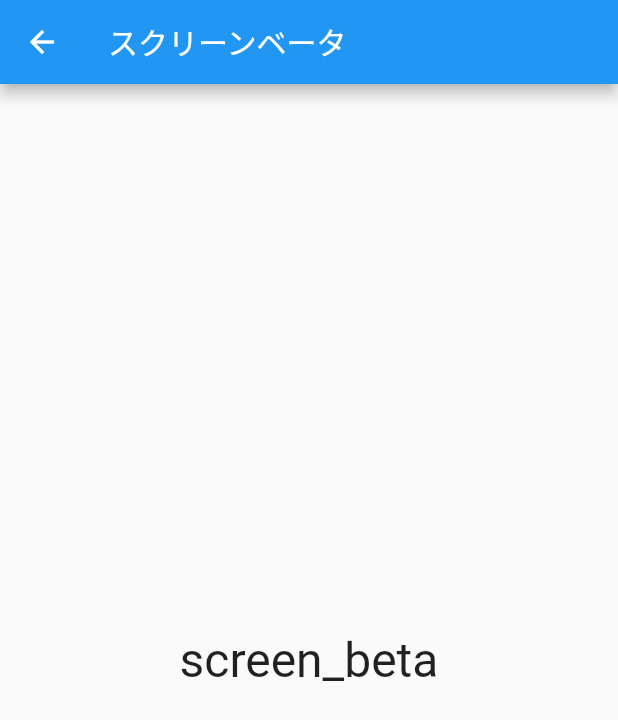
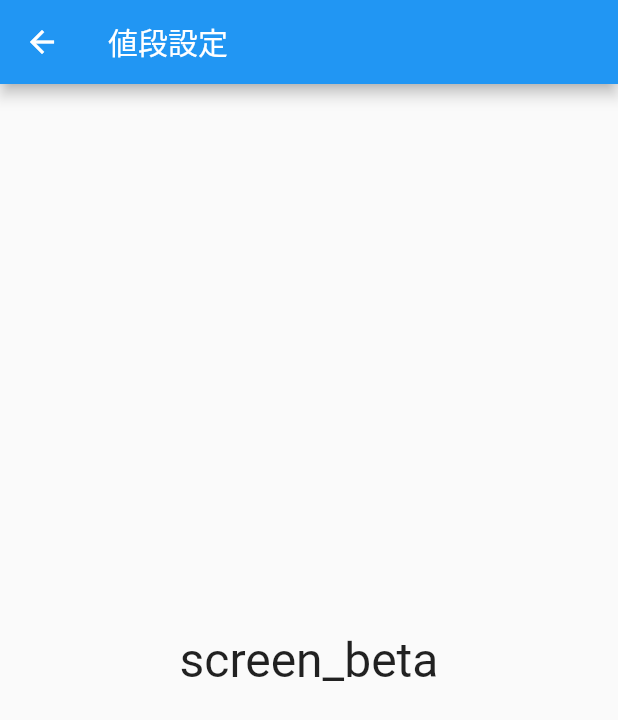
Before and after one commit to hotkyou/creampapa, a Flutter app: the ScreenBeta screen opened directly, on a phone screen of 412 x 824 dp. Shown: the top 720 px of the screen. Run offline on Flutter 3.47's test engine with Material 2 defaults, Android fonts, the phone set to English and light mode, and no system bars.

Commit message:
edit-PageSelect

```diff
--- a/lib/screens/home.dart
+++ b/lib/screens/home.dart
@@ -7,7 +7,7 @@ class HomeScreen extends StatelessWidget {
   Widget build(BuildContext context) {
     return Scaffold(
         appBar: AppBar(
-          title: const Text('ホーム'),
+          title: const Text('今日の売り上げ予測'),
         ),
         body: const Center(
           child: Text(
--- a/lib/screens/screen_alpha.dart
+++ b/lib/screens/screen_alpha.dart
@@ -7,7 +7,7 @@ class ScreenAlpha extends StatelessWidget {
   Widget build(BuildContext context) {
     return Scaffold(
         appBar: AppBar(
-          title: const Text('スクリーンアルファ'),
+          title: const Text('生地計算'),
         ),
         body: const Center(
           child: Text(
--- a/lib/screens/screen_beta.dart
+++ b/lib/screens/screen_beta.dart
@@ -7,7 +7,7 @@ class ScreenBeta extends StatelessWidget {
   Widget build(BuildContext context) {
     return Scaffold(
         appBar: AppBar(
-          title: const Text('スクリーンベータ'),
+          title: const Text('値段設定'),
         ),
         body: const Center(
           child: Text(
--- a/lib/screens/setting.dart
+++ b/lib/screens/setting.dart
@@ -7,7 +7,7 @@ class SettingScreen extends StatelessWidget {
   Widget build(BuildContext context) {
     return Scaffold(
         appBar: AppBar(
-          title: const Text('設定'),
+          title: const Text('詳細設定'),
         ),
         body: const Center(
           child: Text(
```
